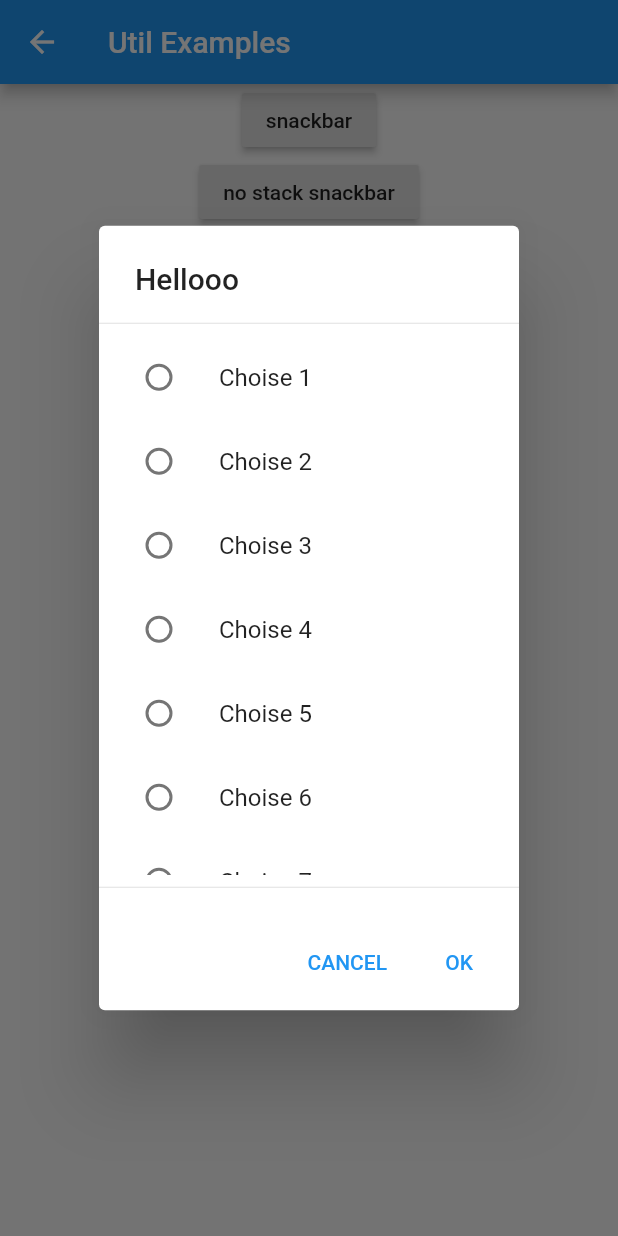
After one commit to RoundedInfinity/flutility, a Flutter app: the UtilPage screen opened directly, after a tap on "many choices", on a phone screen of 412 x 824 dp. The commit adds this screen. Run offline on Flutter 3.47's test engine with Material 2 defaults, Android fonts, the phone set to English and light mode, and no system bars.

Commit message:
added confirmation dialog

```diff
--- /dev/null
+++ b/example/lib/util_page.dart
@@ -0,0 +1,121 @@
+import 'package:flutter/material.dart';
+
+import 'package:flutility/util/util.dart';
+
+class UtilPage extends StatefulWidget {
+  @override
+  _UtilPageState createState() => _UtilPageState();
+}
+
+class _UtilPageState extends State<UtilPage> {
+  var util = Utility();
+  @override
+  Widget build(BuildContext context) {
+    return Scaffold(
+      appBar: AppBar(
+        title: Text('Util Examples'),
+      ),
+      body: Center(
+        child: Column(
+          children: [
+            Builder(
+              builder: (context) => Column(
+                children: [
+                  RaisedButton(
+                    child: Text('snackbar'),
+                    onPressed: () {
+                      util.snackbar('Hello there', context: context,floating: true);
+                    },
+                  ),
+                  RaisedButton(
+                    child: Text('no stack snackbar'),
+                    onPressed: () {
+                      util.noStackSnackbar('Hello there once',
+                          context: context);
+                    },
+                  ),
+                  RaisedButton(
+                    child: Text('alert dialog'),
+                    onPressed: () {
+                      //util.noStackSnackbar('Hello there', context: context);
+
+                      util.alertDialog(
+                        context,
+                        title: 'Hello there',
+                        content: 'Want to say hi?',
+                        actions: [
+                          TextButton(
+                            child: Text('OK'),
+                            onPressed: () {},
+                          )
+                        ],
+                      );
+                    },
+                  ),
+                  Text('Confirmation Dialog'),
+                  ButtonBar(
+                    alignment: MainAxisAlignment.center,
+                    children: [
+                      RaisedButton(
+                        child: Text('few choices'),
+                        onPressed: () {
+                          //util.noStackSnackbar('Hello there', context: context);
+
+                          util.confirmationDialog(
+                            context,
+                            onChanged: (value) => print(value),
+                            onSubmitted: (value) => print(value),
+                            title: 'Hellooo',
+                            initialValue: null,
+                            options: [
+                              'Choise here',
+                              'Choise there',
+                              'Choise everywhere',
+                            ],
+                          );
+                        },
+                      ),
+                      RaisedButton(
+                        child: Text('many choices'),
+                        onPressed: () {
+                          //util.noStackSnackbar('Hello there', context: context);
+
+                          util.confirmationDialog(
+                            context,
+                            onChanged: (value) => print(value),
+                            onSubmitted: (value) => print(value),
+                            title: 'Hellooo',
+                            initialValue: null,
+                            options: [
+                              'Choise 1',
+                              'Choise 2',
+                              'Choise 3',
+                              'Choise 4',
+                              'Choise 5',
+                              'Choise 6',
+                              'Choise 7',
+                            ],
+                          );
+                        },
+                      ),
+                      PopupMenuButton<String>(
+                        itemBuilder: (context) => [
+                          PopupMenuItem(
+                            value: 'Hello',
+                            child: Text(
+                              "English",
+                            ),
+                          ),
+                        ],
+                      )
+                    ],
+                  ),
+                ],
+              ),
+            )
+          ],
+        ),
+      ),
+    );
+  }
+}
--- a/lib/util/util.dart
+++ b/lib/util/util.dart
@@ -1,3 +1,4 @@
+
 import 'package:flutter/material.dart';
 
 import 'logger.dart';
@@ -59,7 +60,123 @@ class Utility {
     }
   }
 
-  void simpleDialog(
+  void confirmationDialog(
+    BuildContext context, {
+    String title,
+    bool hasCancelButton = true,
+    VoidCallback onCancel,
+    String cancelButtonText = 'CANCEL',
+    String confirmButtonText = 'OK',
+    VoidCallback onConfirm,
+    final ValueChanged<int> onChanged,
+    final ValueChanged<int> onSubmitted,
+    @required final List<String> options,
+    int initialValue = 0,
+  }) {
+    int _radioValue = initialValue;
+
+    void _radioValueChanged(int value) {
+      _radioValue = value;
+      if (onChanged != null) onChanged(value);
+    }
+
+    List<Widget> _scrollable(void Function(void Function()) setState) {
+      return [
+        Divider(),
+        Container(
+          height: 360,
+          child: ListView.builder(
+            shrinkWrap: true,
+            itemCount: options.length,
+            itemBuilder: (context, index) {
+              return ListTile(
+                title: Text(options[index]),
+                leading: Radio(
+                  value: index,
+                  groupValue: _radioValue,
+                  onChanged: (value) {
+                    setState(() => _radioValueChanged(value));
+                  },
+                ),
+              );
+            },
+          ),
+        ),
+        Divider(),
+      ];
+    }
+
+    List<Widget> _solid(void Function(void Function()) setState) {
+      return [
+        ListView.builder(
+          shrinkWrap: true,
+          itemCount: options.length,
+          itemBuilder: (context, index) {
+            return ListTile(
+              title: Text(options[index]),
+              leading: Radio(
+                value: index,
+                groupValue: _radioValue,
+                onChanged: (value) {
+                  setState(() => _radioValueChanged(value));
+                },
+              ),
+            );
+          },
+        ),
+      ];
+    }
+
+    showDialog(
+      context: context,
+      builder: (BuildContext context) {
+        return AlertDialog(
+          title: Text('$title'),
+          contentPadding: EdgeInsets.symmetric(vertical: 10),
+          content: StatefulBuilder(
+            builder: (context, setState) {
+              if (options == null || options == []) {
+                log.logError(
+                    'Options can\'t be null or empty',
+                    options,
+                    Exception(
+                        'options for confirmationDialog was called on null'));
+                return Container();
+              } else
+                return Column(
+                  mainAxisSize: MainAxisSize.min,
+                  children: options.length >= 7
+                      ? _scrollable(setState)
+                      : _solid(setState),
+                );
+            },
+          ),
+          actions: [
+            hasCancelButton
+                ? TextButton(
+                    child: Text(cancelButtonText),
+                    onPressed: () {
+                      if (onCancel != null) onCancel();
+
+                      Navigator.of(context).pop();
+                    },
+                  )
+                : null,
+            TextButton(
+              child: Text(confirmButtonText),
+              onPressed: () {
+                if (onSubmitted != null) onSubmitted(_radioValue);
+
+                Navigator.of(context).pop();
+              },
+            )
+          ],
+        );
+      },
+    );
+  }
+
+  void alertDialog(
     BuildContext context, {
     String title,
     String content,
@@ -72,8 +189,8 @@ class Utility {
     if (actions != null) list.addAll(actions);
 
     if (hasCloseButton)
-      list.add(FlatButton(
-        child: Text("Close"),
+      list.add(TextButton(
+        child: Text("CLOSE"),
         onPressed: () {
           if (onClose != null) onClose();
 
```
Also changed, not shown: example/lib/main.dart (+8 -25 lines), lib/util/logger.dart (+12 -4 lines).
